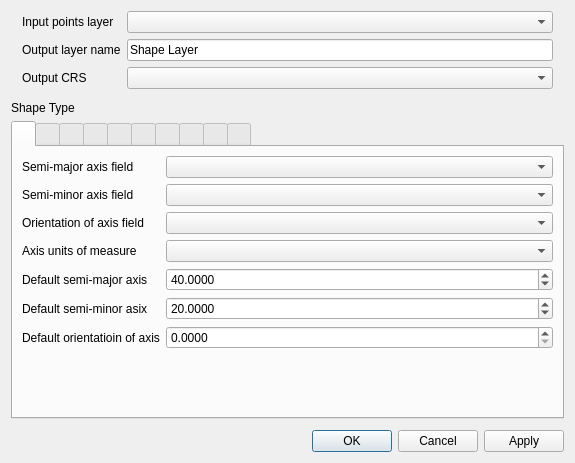
The window that ui/vector2Shape.ui (NationalSecurityAgency/qgis-shapetools-plugin) describes before a commit, drawn with Qt 5.
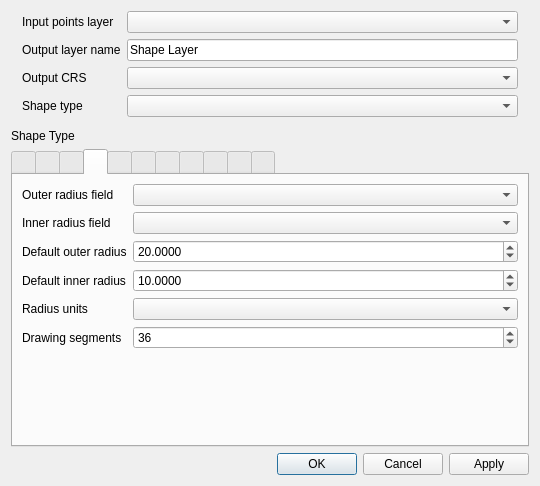
The same window after the commit. The open tabs and pages were chosen to show the change. Custom widgets are drawn as their Qt base class.

```diff
--- a/ui/vector2Shape.ui
+++ b/ui/vector2Shape.ui
@@ -6,8 +6,8 @@
    <rect>
     <x>0</x>
     <y>0</y>
-    <width>575</width>
-    <height>463</height>
+    <width>540</width>
+    <height>484</height>
    </rect>
   </property>
   <property name="windowTitle">
@@ -59,6 +59,16 @@
      <item row="2" column="1">
       <widget class="QComboBox" name="outputCRSComboBox"/>
      </item>
+     <item row="3" column="0">
+      <widget class="QLabel" name="label_59">
+       <property name="text">
+        <string>Shape type</string>
+       </property>
+      </widget>
+     </item>
+     <item row="3" column="1">
+      <widget class="QComboBox" name="shapeTypeComboBox"/>
+     </item>
     </layout>
    </item>
    <item>
@@ -452,6 +462,122 @@
        </item>
        <item row="0" column="1">
         <widget class="QComboBox" name="pieAzimuthModeComboBox"/>
+       </item>
+       <item row="8" column="1">
+        <widget class="QSpinBox" name="pieDrawingSegmentsSpinBox">
+         <property name="minimum">
+          <number>6</number>
+         </property>
+         <property name="maximum">
+          <number>10000</number>
+         </property>
+         <property name="value">
+          <number>36</number>
+         </property>
+        </widget>
+       </item>
+      </layout>
+     </widget>
+     <widget class="QWidget" name="donut">
+      <attribute name="title">
+       <string/>
+      </attribute>
+      <attribute name="toolTip">
+       <string>Donut</string>
+      </attribute>
+      <layout class="QFormLayout" name="formLayout_12">
+       <property name="fieldGrowthPolicy">
+        <enum>QFormLayout::AllNonFixedFieldsGrow</enum>
+       </property>
+       <item row="0" column="0">
+        <widget class="QLabel" name="label_47">
+         <property name="text">
+          <string>Outer radius field</string>
+         </property>
+        </widget>
+       </item>
+       <item row="0" column="1">
+        <widget class="QComboBox" name="donutOuterRadiusComboBox"/>
+       </item>
+       <item row="1" column="0">
+        <widget class="QLabel" name="label_48">
+         <property name="text">
+          <string>Inner radius field</string>
+         </property>
+        </widget>
+       </item>
+       <item row="1" column="1">
+        <widget class="QComboBox" name="donutInnerRadiusComboBox"/>
+       </item>
+       <item row="2" column="0">
+        <widget class="QLabel" name="label_51">
+         <property name="text">
+          <string>Default outer radius</string>
+         </property>
+        </widget>
+       </item>
+       <item row="2" column="1">
+        <widget class="QDoubleSpinBox" name="donutOuterRadiusSpinBox">
+         <property name="decimals">
+          <number>4</number>
+         </property>
+         <property name="maximum">
+          <double>1000000000.000000000000000</double>
+         </property>
+         <property name="value">
+          <double>20.000000000000000</double>
+         </property>
+        </widget>
+       </item>
+       <item row="3" column="0">
+        <widget class="QLabel" name="label_52">
+         <property name="text">
+          <string>Default inner radius</string>
+         </property>
+        </widget>
+       </item>
+       <item row="3" column="1">
+        <widget class="QDoubleSpinBox" name="donutInnerRadiusSpinBox">
+         <property name="decimals">
+          <number>4</number>
+         </property>
+         <property name="maximum">
+          <double>1000000000.000000000000000</double>
+         </property>
+         <property name="value">
+          <double>10.000000000000000</double>
+         </property>
+        </widget>
+       </item>
+       <item row="4" column="0">
+        <widget class="QLabel" name="label_57">
+         <property name="text">
+          <string>Radius units</string>
+         </property>
+        </widget>
+       </item>
+       <item row="4" column="1">
+        <widget class="QComboBox" name="unitsDonutComboBox"/>
+       </item>
+       <item row="5" column="0">
+        <widget class="QLabel" name="label_58">
+         <property name="text">
+          <string>Drawing segments</string>
+         </property>
+        </widget>
+       </item>
+       <item row="5" column="1">
+        <widget class="QSpinBox" name="donutDrawingSegmentsSpinBox">
+         <property name="minimum">
+          <number>4</number>
+         </property>
+         <property name="maximum">
+          <number>10000</number>
+         </property>
+         <property name="value">
+          <number>36</number>
+         </property>
+        </widget>
        </item>
       </layout>
      </widget>
```
Left out of the diff: 15 changed lines with no effect on the pictures.
